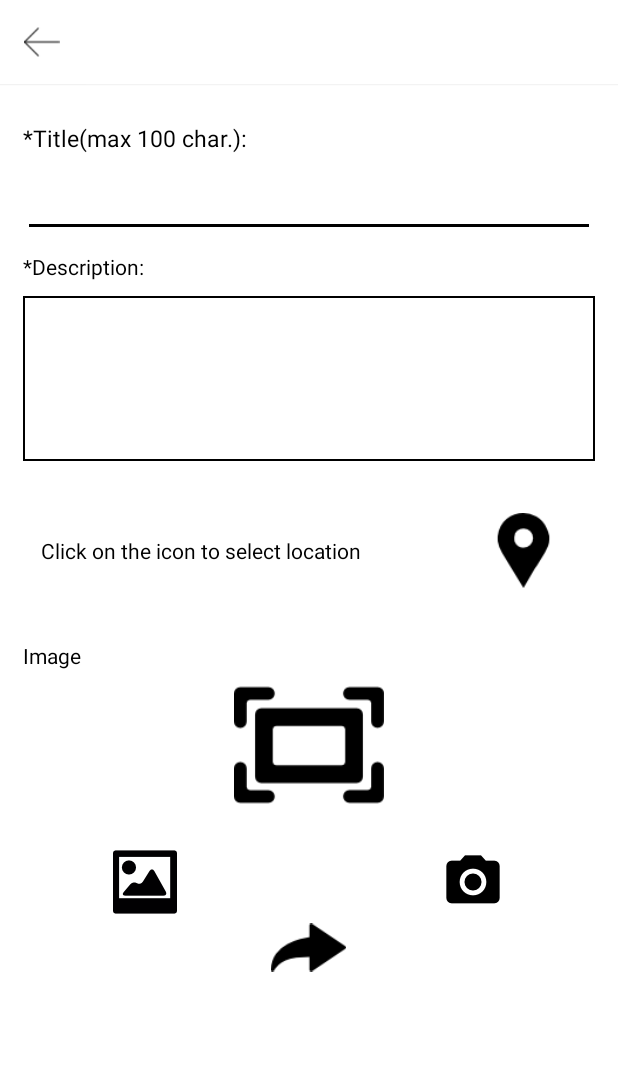
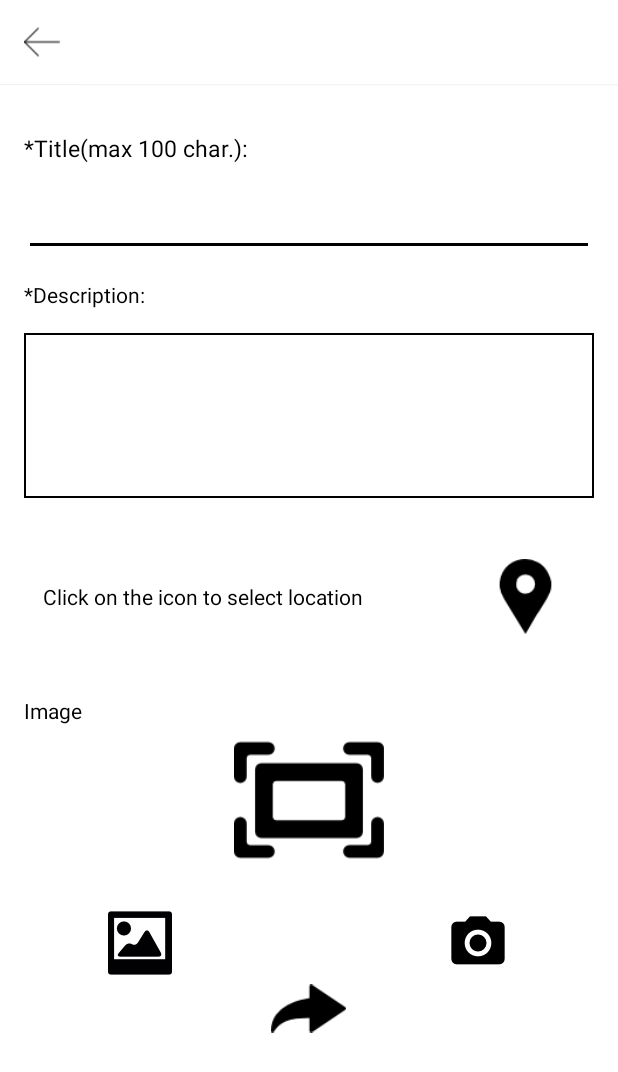
Before and after one commit to lattamatic/ChangePins2, an Android app: the ActivityRegisterComplaint screen opened directly, with no data from a screen before it, on a phone screen of 412 x 824 dp. Shown: the top 1072 px of the screen. Run offline under Robolectric (Android 15) with nearby library versions, the phone set to English and light mode, and no system bars; 1 statement that could not run was skipped.

Commit message:
Made minor UI changes

```diff
--- a/app/src/main/java/sandeep/city/Activity/ActivityRegisterComplaint.java
+++ b/app/src/main/java/sandeep/city/Activity/ActivityRegisterComplaint.java
@@ -28,20 +28,16 @@ import com.google.android.gms.location.places.Place;
 import com.google.android.gms.location.places.ui.PlacePicker;
 import com.google.android.gms.maps.model.LatLng;
 
-import java.io.InputStream;
-
 import sandeep.city.AnalyticsApplication;
 import sandeep.city.DownloadImageTask;
 import sandeep.city.R;
 
 public class ActivityRegisterComplaint extends Activity implements OnClickListener {
 
-    String tit, descString, loc_address;
     TextView title, location_set;
     ImageView upload, takePic, submit;
     EditText ettitle, description;
     ImageView but_location;
-    InputStream is;
     public View layout;
     public ImageView imageView;
     public final int TAKE_PICTURE = 1;
@@ -65,7 +61,7 @@ public class ActivityRegisterComplaint extends Activity implements OnClickListen
     @Override
     public void onCreate(Bundle savedInstanceState) {
         super.onCreate(savedInstanceState);
-        setContentView(R.layout.final_complaint);
+        setContentView(R.layout.ac_register_complaint);
 
         application = (AnalyticsApplication) getApplication();
         mTracker = application.getDefaultTracker();
@@ -73,15 +69,15 @@ public class ActivityRegisterComplaint extends Activity implements OnClickListen
 
       //  dh = new DataHelp(this);
         title = (TextView) findViewById(R.id.tvCategory);
-        location_set = (TextView) findViewById(R.id.location_set);
-        upload = (ImageView) findViewById(R.id.bUploadImage);
-        takePic = (ImageView) findViewById(R.id.bTakePic);
-        submit = (ImageView) findViewById(R.id.bSubmit);
+        location_set = (TextView) findViewById(R.id.tvLocationText);
+        upload = (ImageView) findViewById(R.id.ivUploadImage);
+        takePic = (ImageView) findViewById(R.id.ivTakePic);
+        submit = (ImageView) findViewById(R.id.ivSubmit);
         layout = (View) findViewById(R.id.relLay);
         imageView = (ImageView) findViewById(R.id.ivPreview);
-        ettitle = (EditText) findViewById(R.id.etComplainTitle);
+        ettitle = (EditText) findViewById(R.id.etComplaintTitle);
         description = (EditText) findViewById(R.id.etDescription);
-        but_location = (ImageView) findViewById(R.id.but_location);
+        but_location = (ImageView) findViewById(R.id.bPickLocation);
         staticMap = (ImageView) findViewById(R.id.ivStaticMap);
         locMessage = (TextView) findViewById(R.id.tvLocMessage);
 
@@ -106,20 +102,20 @@ public class ActivityRegisterComplaint extends Activity implements OnClickListen
     public void onClick(View v) {
         // TODO Auto-generated method stub
         switch (v.getId()) {
-            case R.id.bUploadImage:
+            case R.id.ivUploadImage:
                 Intent photoPic = new Intent(
                         Intent.ACTION_PICK,
                         android.provider.MediaStore.Images.Media.EXTERNAL_CONTENT_URI);
                 startActivityForResult(photoPic, SELECT_PIC);
                 overridePendingTransition(R.anim.slide_in, R.anim.slide_out);
                 break;
-            case R.id.bTakePic:
+            case R.id.ivTakePic:
                 Intent intent = new Intent(
                         android.provider.MediaStore.ACTION_IMAGE_CAPTURE);
                 startActivityForResult(intent, TAKE_PICTURE);
                 overridePendingTransition(R.anim.slide_in, R.anim.slide_out);
                 break;
-            case R.id.but_location:
+            case R.id.bPickLocation:
                 PlacePicker.IntentBuilder builder = new PlacePicker.IntentBuilder();
                 Context context = this;
                 try {
@@ -130,7 +126,7 @@ public class ActivityRegisterComplaint extends Activity implements OnClickListen
                     e.printStackTrace();
                 }
                 break;
-            case R.id.bSubmit:
+            case R.id.ivSubmit:
 //                if (ettitle.getText().toString().matches("")) {
 //                    Toast.makeText(this, "Title cannot be empty",
 //                            Toast.LENGTH_SHORT).show();
--- a/app/src/main/res/layout/final_complaint.xml
+++ b/app/src/main/res/layout/ac_register_complaint.xml
@@ -28,11 +28,11 @@
                 android:id="@+id/tvCategory"
                 android:layout_toRightOf="@+id/ivBack"
                 android:layout_centerVertical="true"
-                android:textSize="25dp"
+                android:textSize="25sp"
                 android:layout_width="wrap_content"
                 android:layout_height="wrap_content"
                 android:text="Electricity"
-                android:layout_marginLeft="10dp"/>
+                android:layout_marginLeft="16dp"/>
 
 
         </RelativeLayout>
@@ -41,7 +41,7 @@
     </android.support.v7.widget.Toolbar>
 
     <ScrollView
-        android:id="@+id/scrollView1"
+        android:id="@+id/scrollView"
         android:layout_width="fill_parent"
         android:layout_height="fill_parent"
         android:layout_below="@+id/toolbar">
@@ -50,40 +50,40 @@
             android:id="@+id/relLay"
             android:layout_width="fill_parent"
             android:layout_height="fill_parent"
-            android:padding="15dp">
+            android:padding="16dp">
 
             <TextView
-                android:id="@+id/tvComplantTitle"
+                android:id="@+id/tvComplaintTitle"
                 android:layout_width="wrap_content"
                 android:layout_height="wrap_content"
-                android:layout_marginTop="10dp"
+                android:layout_marginTop="16dp"
                 android:text="*Title(max 100 char.):"
-                android:textSize="15dp"/>
+                android:textSize="15sp"/>
 
             <EditText
-                android:id="@+id/etComplainTitle"
+                android:id="@+id/etComplaintTitle"
                 android:layout_width="match_parent"
                 android:layout_height="wrap_content"
-                android:layout_below="@id/tvComplantTitle"
-                android:layout_marginTop="10dp"
+                android:layout_below="@id/tvComplaintTitle"
+                android:layout_marginTop="16dp"
                 android:ems="15"
                 android:maxLength="100"
                 android:maxLines="1"></EditText>
 
             <TextView
-                android:id="@+id/tvDescription"
+                android:id="@+id/tvCompDescription"
                 android:layout_width="wrap_content"
                 android:layout_height="wrap_content"
-                android:layout_below="@id/etComplainTitle"
-                android:layout_marginTop="10dp"
+                android:layout_below="@id/etComplaintTitle"
+                android:layout_marginTop="16dp"
                 android:text="*Description:" />
 
             <EditText
                 android:id="@+id/etDescription"
                 android:layout_width="match_parent"
                 android:layout_height="wrap_content"
-                android:layout_below="@id/tvDescription"
-                android:layout_marginTop="10dp"
+                android:layout_below="@id/tvCompDescription"
+                android:layout_marginTop="16dp"
                 android:background="@drawable/border_all_sides_black"
                 android:ems="10"
                 android:gravity="top"
@@ -96,7 +96,7 @@
                 android:layout_width="match_parent"
                 android:layout_height="wrap_content"
                 android:layout_below="@id/etDescription"
-                android:layout_marginTop="10dp"
+                android:layout_marginTop="16dp"
                 android:gravity="center"
                 android:orientation="horizontal"
                 android:weightSum="4">
@@ -128,21 +128,21 @@
                     android:visibility="gone" />
 
                 <ImageView
-                    android:id="@+id/but_location"
+                    android:id="@+id/bPickLocation"
                     android:layout_width="50dp"
                     android:layout_height="50dp"
                     android:layout_centerHorizontal="true"
-                    android:layout_margin="10dp"
+                    android:layout_margin="8dp"
                     android:src="@drawable/location" />
 
                 <TextView
-                    android:id="@+id/location_set"
+                    android:id="@+id/tvLocationText"
                     android:layout_width="wrap_content"
                     android:layout_height="wrap_content"
                     android:layout_below="@id/etDescription"
                     android:layout_centerVertical="true"
-                    android:layout_marginTop="10dp"
-                    android:layout_toRightOf="@id/but_location"
+                    android:layout_marginTop="16dp"
+                    android:layout_toRightOf="@id/bPickLocation"
                     android:gravity="center"
                     android:text=""
                     android:visibility="gone" />
@@ -153,7 +153,7 @@
                 android:layout_width="wrap_content"
                 android:layout_height="wrap_content"
                 android:layout_below="@id/location_layout"
-                android:layout_marginTop="10dp"
+                android:layout_marginTop="16dp"
                 android:text="Image" />
 
             <ImageView
@@ -165,30 +165,30 @@
                 android:src="@drawable/frame"/>
 
             <ImageView
-                android:id="@+id/bUploadImage"
+                android:id="@+id/ivUploadImage"
                 android:layout_width="wrap_content"
                 android:layout_height="wrap_content"
                 android:layout_below="@id/ivPreview"
-                android:layout_marginLeft="60dp"
-                android:layout_marginTop="20dp"
+                android:layout_marginLeft="56dp"
+                android:layout_marginTop="24dp"
                 android:src="@drawable/gallery" />
 
             <ImageView
-                android:id="@+id/bTakePic"
+                android:id="@+id/ivTakePic"
                 android:layout_width="wrap_content"
                 android:layout_height="wrap_content"
                 android:layout_alignParentRight="true"
-                android:layout_alignTop="@id/bUploadImage"
-                android:layout_marginRight="60dp"
+                android:layout_alignTop="@id/ivUploadImage"
+                android:layout_marginRight="56dp"
                 android:src="@drawable/take_pic" />
 
             <ImageView
-                android:id="@+id/bSubmit"
+                android:id="@+id/ivSubmit"
                 android:layout_width="50dp"
                 android:layout_height="50dp"
                 android:layout_below="@+id/ivPreview"
                 android:layout_centerHorizontal="true"
-                android:layout_marginTop="60dp"
+                android:layout_marginTop="64dp"
                 android:src="@drawable/send" />
         </RelativeLayout>
 
--- a/app/src/main/res/layout/frag_fblogin.xml
+++ b/app/src/main/res/layout/frag_fblogin.xml
@@ -38,7 +38,7 @@
             android:layout_height="wrap_content"
             android:text="SIGN UP"
             android:padding="5dp"
-            android:textSize="20dp"
+            android:textSize="20sp"
             android:background="@drawable/border_all_sides_black"
             android:layout_below="@+id/login_button"
             android:layout_marginTop="10dp"
@@ -49,11 +49,11 @@
         <TextView
             android:layout_width="wrap_content"
             android:layout_height="wrap_content"
-            android:textAppearance="?android:attr/textAppearanceLarge"
             android:text="Participate"
             android:textStyle="bold"
             android:layout_alignParentTop="true"
             android:layout_margin="10dp"
+            android:textSize="@dimen/text_story_title"
             android:layout_centerHorizontal="true"
             android:id="@+id/tvAction"/>
 
@@ -68,6 +68,7 @@
             android:layout_width="wrap_content"
             android:layout_height="wrap_content"
             android:text="SKIP"
+            android:textSize="15sp"
             android:layout_marginRight="25dp"
             android:layout_below="@+id/login_button"
             android:layout_marginTop="20dp"
--- a/app/src/main/res/layout/layout_toolbar.xml
+++ b/app/src/main/res/layout/layout_toolbar.xml
@@ -17,7 +17,6 @@
             android:layout_height="?attr/actionBarSize"
             android:background="@android:color/white"
             android:elevation="3dp">
-
         </android.support.v7.widget.Toolbar>
 
     </android.support.design.widget.AppBarLayout>
--- a/app/src/main/res/values/dimens.xml
+++ b/app/src/main/res/values/dimens.xml
@@ -2,4 +2,6 @@
     <!-- Default screen margins, per the Android Design guidelines. -->
     <dimen name="activity_horizontal_margin">16dp</dimen>
     <dimen name="activity_vertical_margin">16dp</dimen>
+
+    <dimen name="text_story_title">25sp</dimen>
 </resources>
--- a/app/src/main/res/values/strings.xml
+++ b/app/src/main/res/values/strings.xml
@@ -78,7 +78,7 @@
     <string name="succesfulreport">Reported Successfully</string>
 
 
-    <string name="createprofile">Create Profile </string>
+    <string name="createprofile">Create Profile</string>
     <string name="registercomplaint">Register Complaint</string>
 
     <!--Strings for shared preferences-->
```
Also changed, not shown: app/src/main/res/layout/ac_home.xml (+5 -7 lines), app/src/main/res/layout/complaint.xml (+14 -14 lines), app/src/main/res/layout/complaint_view.xml (+10 -10 lines), app/src/main/res/layout/frag_home.xml (+20 -22 lines), app/src/main/res/layout/frag_privatecategories.xml (+4 -4 lines), app/src/main/res/layout/report_detailed_layout.xml (+7 -7 lines), app/src/main/res/layout/single_story.xml (+7 -8 lines), app/src/main/res/layout/toolbar.xml (deleted, +0 -45 lines).
